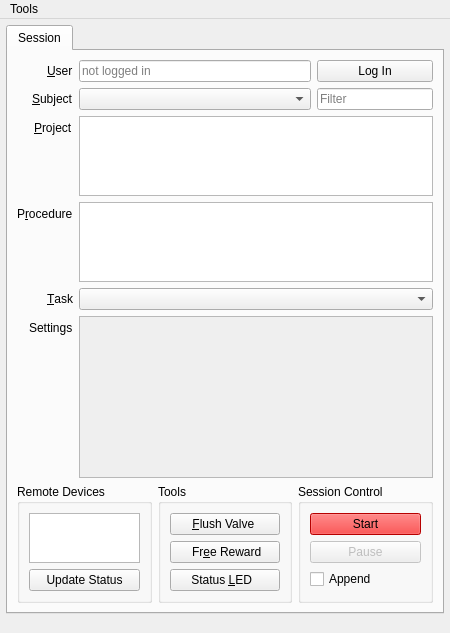
Qt form iblrig/gui/ui_wizard.ui (int-brain-lab/iblrig) before a commit.
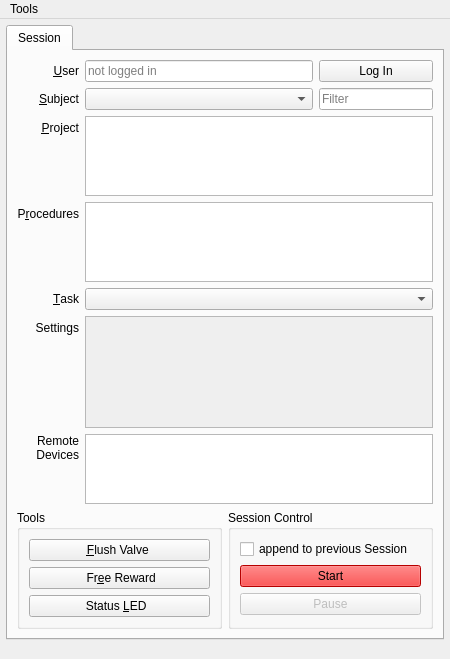
The same form after that commit. Icons and pictures are not drawn.

```diff
--- a/iblrig/gui/ui_wizard.ui
+++ b/iblrig/gui/ui_wizard.ui
@@ -125,6 +125,9 @@
              <property name="text">
               <string>&amp;User</string>
              </property>
+             <property name="alignment">
+              <set>Qt::AlignRight|Qt::AlignTrailing|Qt::AlignVCenter</set>
+             </property>
              <property name="buddy">
               <cstring>uiLineEditUser</cstring>
              </property>
@@ -179,6 +182,9 @@
              <property name="text">
               <string>&amp;Subject</string>
              </property>
+             <property name="alignment">
+              <set>Qt::AlignRight|Qt::AlignTrailing|Qt::AlignVCenter</set>
+             </property>
              <property name="buddy">
               <cstring>uiComboSubject</cstring>
              </property>
@@ -251,6 +257,9 @@
              <property name="text">
               <string>&amp;Project</string>
              </property>
+             <property name="alignment">
+              <set>Qt::AlignRight|Qt::AlignTrailing|Qt::AlignVCenter</set>
+             </property>
              <property name="buddy">
               <cstring>uiListProjects</cstring>
              </property>
@@ -360,7 +369,10 @@
            <item row="3" column="0">
             <widget class="QLabel" name="labelProcedure">
              <property name="text">
-              <string>P&amp;rocedure</string>
+              <string>P&amp;rocedures</string>
+             </property>
+             <property name="alignment">
+              <set>Qt::AlignRight|Qt::AlignTrailing|Qt::AlignVCenter</set>
              </property>
              <property name="buddy">
               <cstring>uiListProcedures</cstring>
@@ -468,13 +480,22 @@
              </property>
             </widget>
            </item>
-           <item row="4" column="0">
-            <widget class="QLabel" name="labelTask">
-             <property name="text">
-              <string>&amp;Task</string>
+           <item row="6" column="1">
+            <widget class="QListView" name="listViewRemoteDevices">
+             <property name="sizePolicy">
+              <sizepolicy hsizetype="Expanding" vsizetype="Minimum">
+               <horstretch>0</horstretch>
+               <verstretch>0</verstretch>
+              </sizepolicy>
              </property>
-             <property name="buddy">
-              <cstring>uiComboTask</cstring>
+             <property name="statusTip">
+              <string>Select remote devices</string>
+             </property>
+             <property name="horizontalScrollBarPolicy">
+              <enum>Qt::ScrollBarAlwaysOff</enum>
+             </property>
+             <property name="sizeAdjustPolicy">
+              <enum>QAbstractScrollArea::AdjustToContents</enum>
              </property>
             </widget>
            </item>
@@ -497,13 +518,16 @@
              </property>
             </widget>
            </item>
-           <item row="5" column="0">
-            <widget class="QLabel" name="labelSettings">
+           <item row="4" column="0">
+            <widget class="QLabel" name="labelTask">
              <property name="text">
-              <string>Settings</string>
+              <string>&amp;Task</string>
+             </property>
+             <property name="alignment">
+              <set>Qt::AlignRight|Qt::AlignTrailing|Qt::AlignVCenter</set>
              </property>
              <property name="buddy">
-              <cstring>scrollArea</cstring>
+              <cstring>uiComboTask</cstring>
              </property>
             </widget>
            </item>
@@ -529,14 +553,38 @@
                <rect>
                 <x>0</x>
                 <y>0</y>
-                <width>357</width>
-                <height>161</height>
+                <width>332</width>
+                <height>110</height>
                </rect>
               </property>
               <layout class="QFormLayout" name="formLayout_2"/>
              </widget>
             </widget>
            </item>
+           <item row="5" column="0">
+            <widget class="QLabel" name="labelSettings">
+             <property name="text">
+              <string>Settings</string>
+             </property>
+             <property name="alignment">
+              <set>Qt::AlignRight|Qt::AlignTrailing|Qt::AlignVCenter</set>
+             </property>
+             <property name="buddy">
+              <cstring>scrollArea</cstring>
+             </property>
+            </widget>
+           </item>
+           <item row="6" column="0">
+            <widget class="QLabel" name="labelRemoteDevices">
+             <property name="text">
+              <string>Remote
+Devices</string>
+             </property>
+             <property name="alignment">
+              <set>Qt::AlignRight|Qt::AlignTop|Qt::AlignTrailing</set>
+             </property>
+            </widget>
+           </item>
           </layout>
          </widget>
         </item>
@@ -548,7 +596,7 @@
             <verstretch>0</verstretch>
            </sizepolicy>
           </property>
-          <layout class="QHBoxLayout" name="horizontalLayout_8" stretch="1,1,1">
+          <layout class="QHBoxLayout" name="horizontalLayout_8" stretch="1,1">
            <property name="leftMargin">
             <number>0</number>
            </property>
@@ -561,35 +609,6 @@
            <property name="bottomMargin">
             <number>0</number>
            </property>
-           <item>
-            <widget class="QGroupBox" name="uiGroupRemoteDevices">
-             <property name="title">
-              <string>Remote Devices</string>
-             </property>
-             <layout class="QVBoxLayout" name="verticalLayout_2">
-              <item>
-               <widget class="QListView" name="listViewRemoteDevices">
-                <property name="sizePolicy">
-                 <sizepolicy hsizetype="Expanding" vsizetype="Ignored">
-                  <horstretch>0</horstretch>
-                  <verstretch>0</verstretch>
-                 </sizepolicy>
-                </property>
-                <property name="horizontalScrollBarPolicy">
-                 <enum>Qt::ScrollBarAlwaysOff</enum>
-                </property>
-               </widget>
-              </item>
-              <item>
-               <widget class="QPushButton" name="pushButtonUpdateRemoteDevices">
-                <property name="text">
-                 <string>Update Status</string>
-                </property>
-               </widget>
-              </item>
-             </layout>
-            </widget>
-           </item>
            <item>
             <widget class="QGroupBox" name="uiGroupTools">
              <property name="title">
@@ -662,6 +681,16 @@
               <string>Session Control</string>
              </property>
              <layout class="QVBoxLayout" name="verticalLayout">
+              <item>
+               <widget class="QCheckBox" name="uiCheckAppend">
+                <property name="statusTip">
+                 <string>append to previous session</string>
+                </property>
+                <property name="text">
+                 <string>append to previous Session</string>
+                </property>
+               </widget>
+              </item>
               <item>
                <widget class="QPushButton" name="uiPushStart">
                 <property name="statusTip">
@@ -694,16 +723,6 @@
                 </property>
                </widget>
               </item>
-              <item>
-               <widget class="QCheckBox" name="uiCheckAppend">
-                <property name="statusTip">
-                 <string>append to previous session</string>
-                </property>
-                <property name="text">
-                 <string>Append</string>
-                </property>
-               </widget>
-              </item>
              </layout>
             </widget>
            </item>
@@ -733,7 +752,7 @@
      <x>0</x>
      <y>0</y>
      <width>450</width>
-     <height>21</height>
+     <height>24</height>
     </rect>
    </property>
    <widget class="QMenu" name="uiMenuTools">
```
